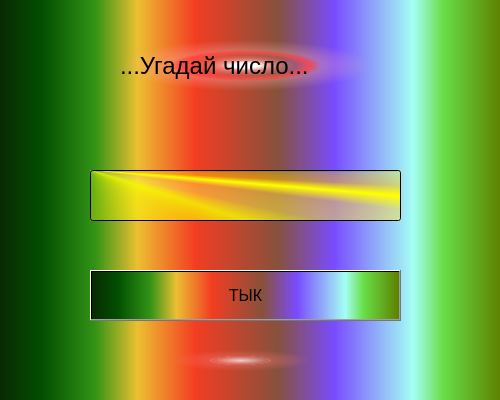
Old version of the form Play.ui in the repository Tantalien/startLearning.
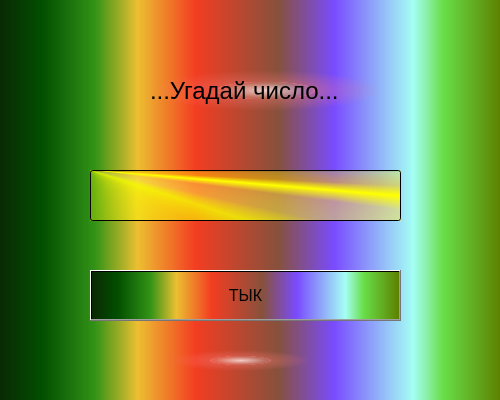
New version of the form.

Commit message: В процессе...

What changed in the file:
```diff
--- a/Play.ui
+++ b/Play.ui
@@ -50,10 +50,10 @@
   <widget class="QLabel" name="label">
    <property name="geometry">
     <rect>
-     <x>120</x>
-     <y>40</y>
-     <width>251</width>
-     <height>51</height>
+     <x>150</x>
+     <y>70</y>
+     <width>231</width>
+     <height>41</height>
     </rect>
    </property>
    <property name="font">
@@ -63,7 +63,7 @@
     </font>
    </property>
    <property name="styleSheet">
-    <string notr="true">background-color: qradialgradient(spread:pad, cx:0.5, cy:0.5, radius:0.5, fx:0.5, fy:0.5, stop:0 rgba(255, 255, 255, 255), stop:0.1 rgba(255, 255, 255, 255), stop:0.2 rgba(255, 176, 176, 167), stop:0.3 rgba(255, 151, 151, 92), stop:0.4 rgba(255, 125, 125, 51), stop:0.5 rgba(255, 76, 76, 205), stop:0.52 rgba(255, 76, 76, 205), stop:0.6 rgba(255, 180, 180, 84), stop:1 rgba(255, 255, 255, 0));</string>
+    <string notr="true">background-color: qradialgradient(spread:pad, cx:0.5, cy:0.5, radius:0.5, fx:0.5, fy:0.5, stop:0 rgba(255, 235, 235, 206), stop:0.35 rgba(255, 188, 188, 80), stop:0.4 rgba(255, 162, 162, 80), stop:0.425 rgba(255, 132, 132, 156), stop:0.44 rgba(252, 128, 128, 80), stop:1 rgba(255, 255, 255, 0));</string>
    </property>
    <property name="text">
     <string>...Угадай число...</string>
```
The commit also changes 1 other file.
